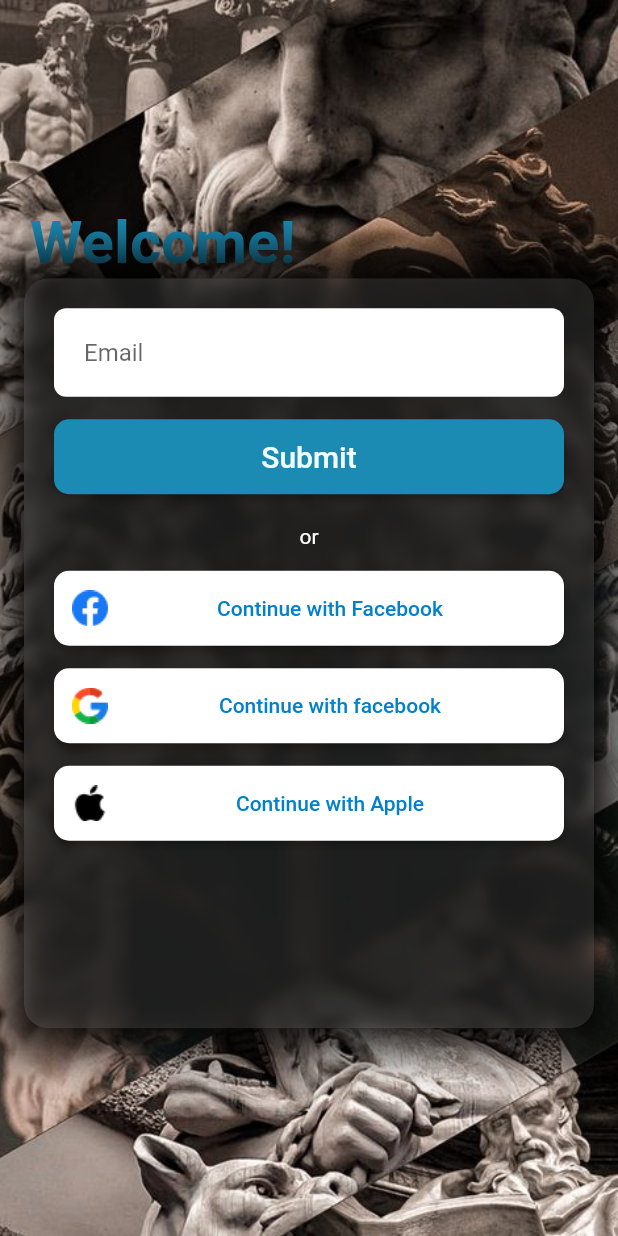
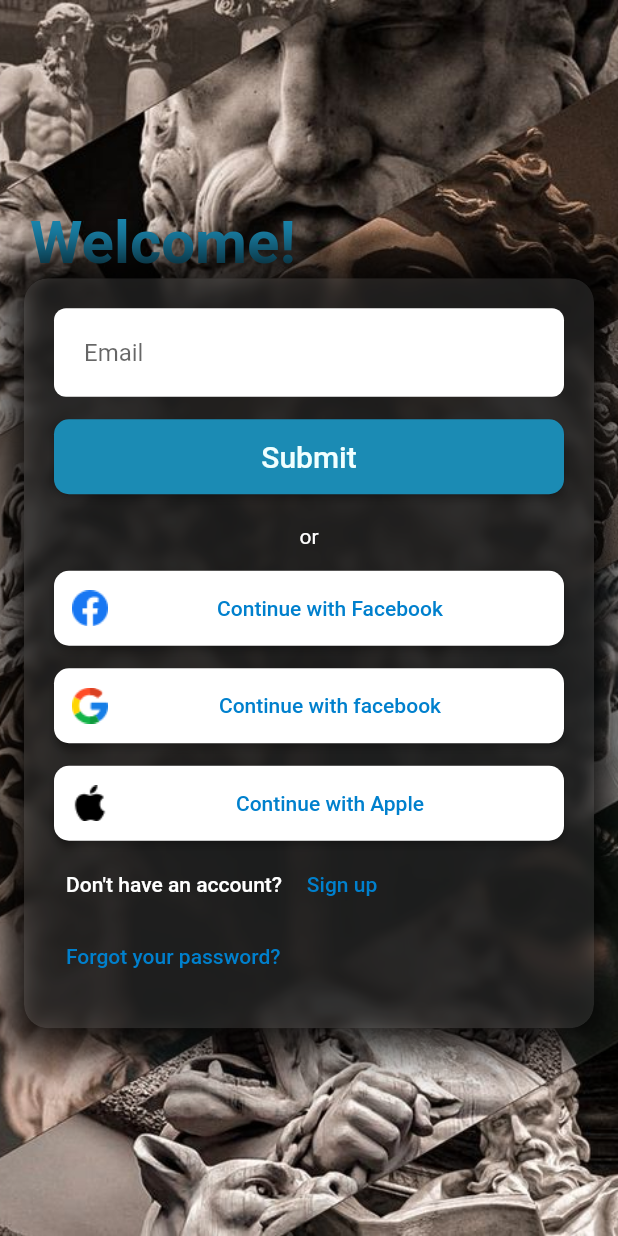
Before and after one commit to Egemendokkodo/login_page_FLUTTER_FIREBASE, a Flutter app: the screen it shows after launch, on a phone screen of 412 x 824 dp. Run offline on Flutter 3.47's test engine with Material 2 defaults, Android fonts, the phone set to English and light mode, and no system bars.

Commit message:
created landing page

```diff
--- a/lib/LoginPage.dart
+++ b/lib/LoginPage.dart
@@ -93,19 +93,48 @@ class LoginPage extends StatelessWidget {
                                 margin: const EdgeInsets.only(top: 20),
                                 child: const Text("or",
                                     style: TextStyle(color: Colors.white))),
-                            ButtonStyle(
-                              "Continue with Facebook",
-                              Image.asset("assets/images/facebook.png")
+                            ButtonStyle("Continue with Facebook",
+                                Image.asset("assets/images/facebook.png")),
+                            ButtonStyle("Continue with facebook",
+                                Image.asset("assets/images/google.png")),
+                            ButtonStyle("Continue with Apple",
+                                Image.asset("assets/images/apple.png")),
+                            Container(
+                              margin: const EdgeInsets.only(top: 5),
+                              child: Column(
+                                children: [
+                                  Row(
+                                    children: [
+                                      TextButton(
+                                          onPressed: () {},
+                                          child: const Text(
+                                            "Don't have an account?",
+                                            style: TextStyle(
+                                                color: Color(0xffffffff)),
+                                          )),
+                                      TextButton(
+                                          onPressed: () {},
+                                          child: const Text(
+                                            "Sign up",
+                                            style: TextStyle(
+                                                color: Color(0xff0080cd)),
+                                          ))
+                                    ],
+                                  ),
+                                  Container(
+                                    alignment: Alignment.topLeft,
+                                    child: TextButton(
+                                        onPressed: () {},
+                                        child: const Text(
+                                          "Forgot your password?",
+                                          textAlign: TextAlign.left,
+                                          style: TextStyle(
+                                              color: Color(0xff0080cd)),
+                                        )),
+                                  )
+                                ],
+                              ),
                             ),
-                            ButtonStyle(
-                              "Continue with facebook",
-                              Image.asset("assets/images/google.png")
-                            ),
-                            ButtonStyle(
-                              "Continue with Apple",
-                              Image.asset("assets/images/apple.png")
-                            )
-
                           ],
                         ),
                       ),
@@ -134,6 +163,9 @@ class LoginPage extends StatelessWidget {
             ),
             onPressed: () {},
             icon: icon,
-            label: Align(alignment: Alignment.center, child: Text(s,style:const TextStyle(color: Color(0xff0080cd))))));
+            label: Align(
+                alignment: Alignment.center,
+                child: Text(s,
+                    style: const TextStyle(color: Color(0xff0080cd))))));
   }
 }
```
